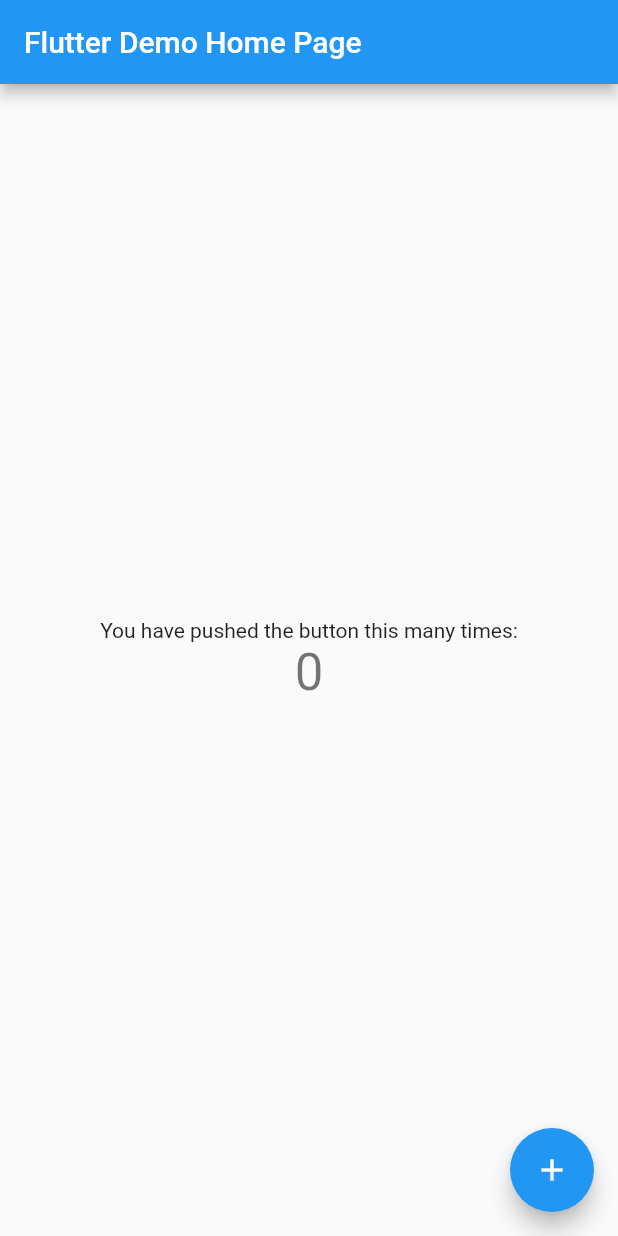
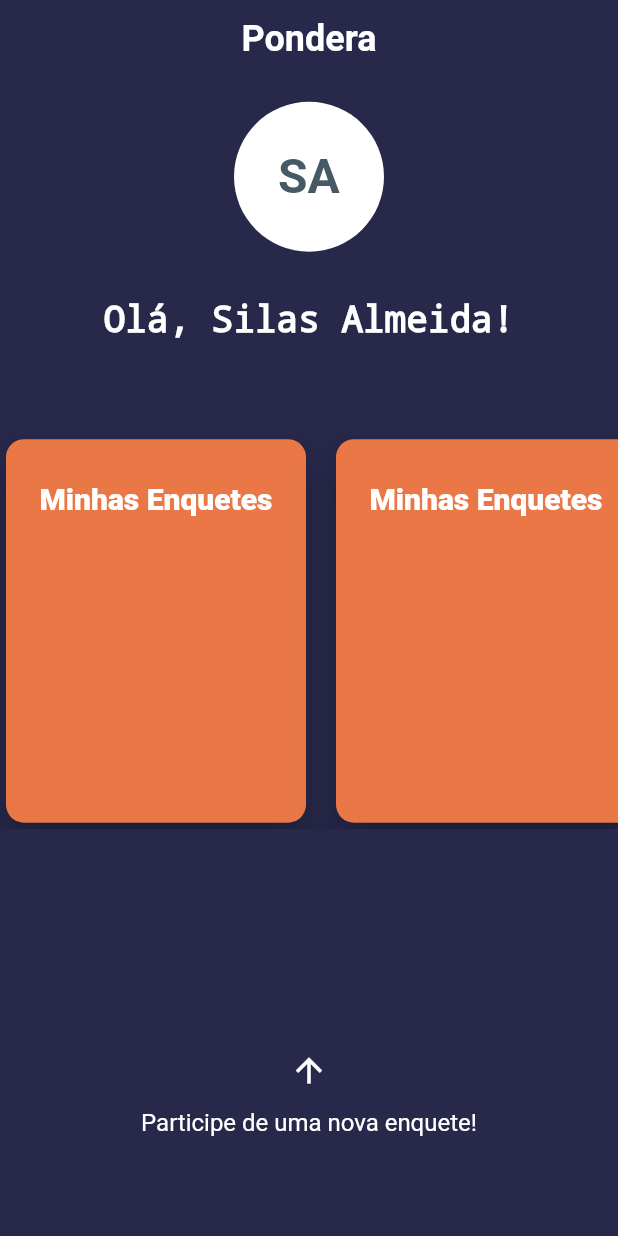
Before and after one commit to silas-almeida/Pondera, a Flutter app: the screen it shows after launch, on a phone screen of 412 x 824 dp. Run offline on Flutter 3.47's test engine with Material 2 defaults, Android fonts, the phone set to English and light mode, and no system bars.

Commit message:
criação da homeScreen e do arquivo colors.dart

```diff
--- a/lib/main.dart
+++ b/lib/main.dart
@@ -1,113 +1,21 @@
 import 'package:flutter/material.dart';
+import 'package:pondera/screens/home-screen/home-screen.dart';
+
 
 void main() {
   runApp(MyApp());
 }
 
 class MyApp extends StatelessWidget {
-  // This widget is the root of your application.
   @override
   Widget build(BuildContext context) {
     return MaterialApp(
-      title: 'Flutter Demo',
+      debugShowCheckedModeBanner: false,
+      title: 'Pondera',
       theme: ThemeData(
-        // This is the theme of your application.
-        //
-        // Try running your application with "flutter run". You'll see the
-        // application has a blue toolbar. Then, without quitting the app, try
-        // changing the primarySwatch below to Colors.green and then invoke
-        // "hot reload" (press "r" in the console where you ran "flutter run",
-        // or simply save your changes to "hot reload" in a Flutter IDE).
-        // Notice that the counter didn't reset back to zero; the application
-        // is not restarted.
-        primarySwatch: Colors.blue,
+        primarySwatch: Colors.blueGrey,
       ),
-      home: MyHomePage(title: 'Flutter Demo Home Page'),
+      home: HomeScreen(),
     );
   }
 }
-
-class MyHomePage extends StatefulWidget {
-  MyHomePage({Key key, this.title}) : super(key: key);
-
-  // This widget is the home page of your application. It is stateful, meaning
-  // that it has a State object (defined below) that contains fields that affect
-  // how it looks.
-
-  // This class is the configuration for the state. It holds the values (in this
-  // case the title) provided by the parent (in this case the App widget) and
-  // used by the build method of the State. Fields in a Widget subclass are
-  // always marked "final".
-
-  final String title;
-
-  @override
-  _MyHomePageState createState() => _MyHomePageState();
-}
-
-class _MyHomePageState extends State<MyHomePage> {
-  int _counter = 0;
-
-  void _incrementCounter() {
-    setState(() {
-      // This call to setState tells the Flutter framework that something has
-      // changed in this State, which causes it to rerun the build method below
-      // so that the display can reflect the updated values. If we changed
-      // _counter without calling setState(), then the build method would not be
-      // called again, and so nothing would appear to happen.
-      _counter++;
-    });
-  }
-
-  @override
-  Widget build(BuildContext context) {
-    // This method is rerun every time setState is called, for instance as done
-    // by the _incrementCounter method above.
-    //
-    // The Flutter framework has been optimized to make rerunning build methods
-    // fast, so that you can just rebuild anything that needs updating rather
-    // than having to individually change instances of widgets.
-    return Scaffold(
-      appBar: AppBar(
-        // Here we take the value from the MyHomePage object that was created by
-        // the App.build method, and use it to set our appbar title.
-        title: Text(widget.title),
-      ),
-      body: Center(
-        // Center is a layout widget. It takes a single child and positions it
-        // in the middle of the parent.
-        child: Column(
-          // Column is also a layout widget. It takes a list of children and
-          // arranges them vertically. By default, it sizes itself to fit its
-          // children horizontally, and tries to be as tall as its parent.
-          //
-          // Invoke "debug painting" (press "p" in the console, choose the
-          // "Toggle Debug Paint" action from the Flutter Inspector in Android
-          // Studio, or the "Toggle Debug Paint" command in Visual Studio Code)
-          // to see the wireframe for each widget.
-          //
-          // Column has various properties to control how it sizes itself and
-          // how it positions its children. Here we use mainAxisAlignment to
-          // center the children vertically; the main axis here is the vertical
-          // axis because Columns are vertical (the cross axis would be
-          // horizontal).
-          mainAxisAlignment: MainAxisAlignment.center,
-          children: <Widget>[
-            Text(
-              'You have pushed the button this many times:',
-            ),
-            Text(
-              '$_counter',
-              style: Theme.of(context).textTheme.headline4,
-            ),
-          ],
-        ),
-      ),
-      floatingActionButton: FloatingActionButton(
-        onPressed: _incrementCounter,
-        tooltip: 'Increment',
-        child: Icon(Icons.add),
-      ), // This trailing comma makes auto-formatting nicer for build methods.
-    );
-  }
-}
--- /dev/null
+++ b/lib/screens/home-screen/components/todo-card.dart
@@ -0,0 +1,31 @@
+import 'package:flutter/material.dart';
+import 'package:pondera/utils/colors.dart';
+
+class ToDoCard extends StatelessWidget {
+  final String text;
+
+  ToDoCard(this.text);
+  @override
+  Widget build(BuildContext context) {
+    return Card(
+      elevation: 12.0,
+      shape: RoundedRectangleBorder(borderRadius: BorderRadius.circular(12)),
+      color: CustomColors.customOrange,
+      child: Stack(children: [
+        Container(
+          height: 80,
+          width: 200,
+          child: Center(
+            child: Text(
+              text,
+              style: TextStyle(
+                  color: Colors.white,
+                  fontWeight: FontWeight.w800,
+                  fontSize: 20),
+            ),
+          ),
+        ),
+      ]),
+    );
+  }
+}
--- /dev/null
+++ b/lib/screens/home-screen/home-screen.dart
@@ -0,0 +1,120 @@
+import 'package:flutter/cupertino.dart';
+import 'package:flutter/material.dart';
+import 'package:pondera/screens/home-screen/components/todo-card.dart';
+import 'package:pondera/utils/colors.dart';
+
+class HomeScreen extends StatelessWidget {
+  @override
+  Widget build(BuildContext context) {
+    final size = MediaQuery.of(context).size;
+    return Stack(
+      children: [
+        Container(color: CustomColors.customBlueGrey),
+        CustomScrollView(
+          slivers: [
+            SliverAppBar(
+              floating: true,
+              snap: true,
+              backgroundColor: Colors.transparent,
+              elevation: 0.0,
+              flexibleSpace: FlexibleSpaceBar(
+                title: const Text(
+                  'Pondera',
+                  style: TextStyle(
+                    fontWeight: FontWeight.bold,
+                    fontSize: 24,
+                  ),
+                ),
+                centerTitle: true,
+              ),
+            ),
+            SliverToBoxAdapter(
+              child: Column(
+                mainAxisSize: MainAxisSize.max,
+                children: [
+                  Column(
+                    children: [
+                      Container(
+                        height: size.height * 0.15,
+                        child: CircleAvatar(
+                          backgroundColor: Colors.white,
+                          radius: 50,
+                          child: Center(
+                            child: Text(
+                              'SA',
+                              style: TextStyle(
+                                  fontWeight: FontWeight.bold, fontSize: 32),
+                            ),
+                          ),
+                        ),
+                      ),
+                      Padding(
+                        padding: const EdgeInsets.symmetric(vertical: 20),
+                        child: Text(
+                          'Olá, Silas Almeida!',
+                          style: TextStyle(
+                              fontSize: 24,
+                              color: Colors.white,
+                              decoration: TextDecoration.none),
+                        ),
+                      ),
+                    ],
+                  ),
+                  SizedBox(
+                    height: size.height * 0.05,
+                  ),
+                  Container(
+                    height: size.height * 0.32,
+                    child: ListView.separated(
+                      itemCount: 2,
+                      itemBuilder: (ctx, index) {
+                        return ToDoCard('Minhas Enquetes');
+                      },
+                      separatorBuilder: (ctx, index) {
+                        return SizedBox(
+                          width: 12,
+                        );
+                      },
+                      scrollDirection: Axis.horizontal,
+                    ),
+                  ),
+                  SizedBox(
+                    height: size.height * 0.18,
+                  ),
+                  Material(
+                    color: Colors.transparent,
+                    child: GestureDetector(
+                      onTap: () {},
+                      child: Container(
+                        child: Column(
+                          children: [
+                            Icon(
+                              Icons.arrow_upward,
+                              size: 26,
+                              color: Colors.white,
+                            ),
+                            const SizedBox(
+                              height: 12,
+                            ),
+                            Text(
+                              'Participe de uma nova enquete!',
+                              style: TextStyle(
+                                color: Colors.white,
+                                decoration: TextDecoration.none,
+                                fontSize: 16,
+                              ),
+                            ),
+                          ],
+                        ),
+                      ),
+                    ),
+                  )
+                ],
+              ),
+            ),
+          ],
+        )
+      ],
+    );
+  }
+}
--- /dev/null
+++ b/lib/utils/colors.dart
@@ -0,0 +1,8 @@
+import 'package:flutter/material.dart';
+
+class CustomColors {
+  static const Color customOrange = Color.fromRGBO(234, 120, 71, 1);
+  static const Color customBlueGrey = Color.fromRGBO(39, 40, 74, 1);
+
+
+}
```
